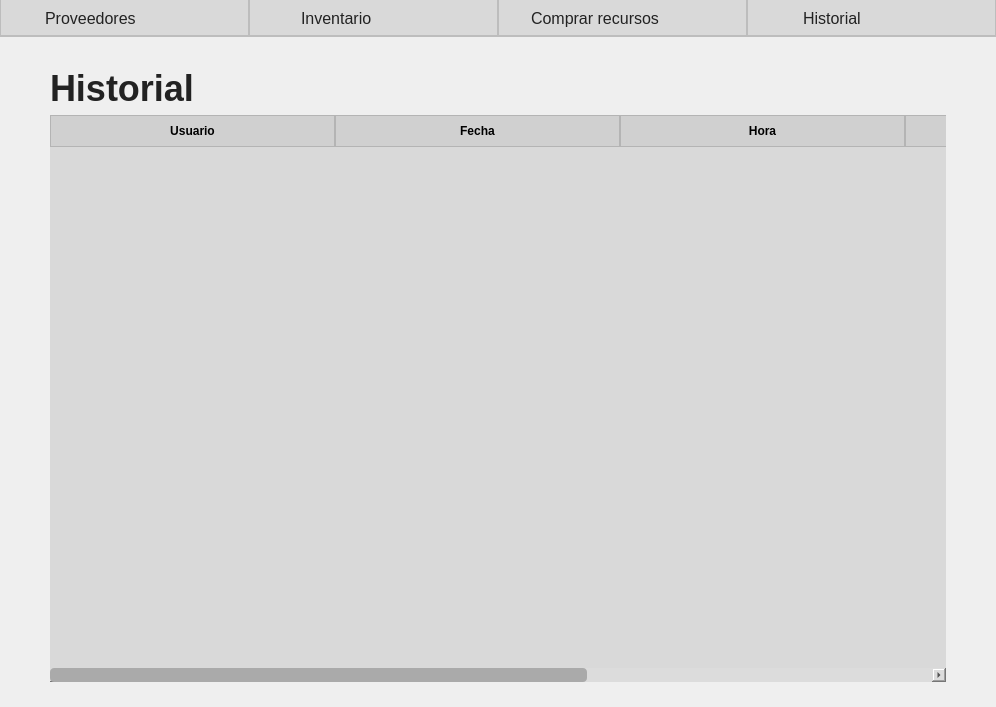
MoralesMortales/SIRCOM, file app/windows/ui/history.ui: the form before one commit.
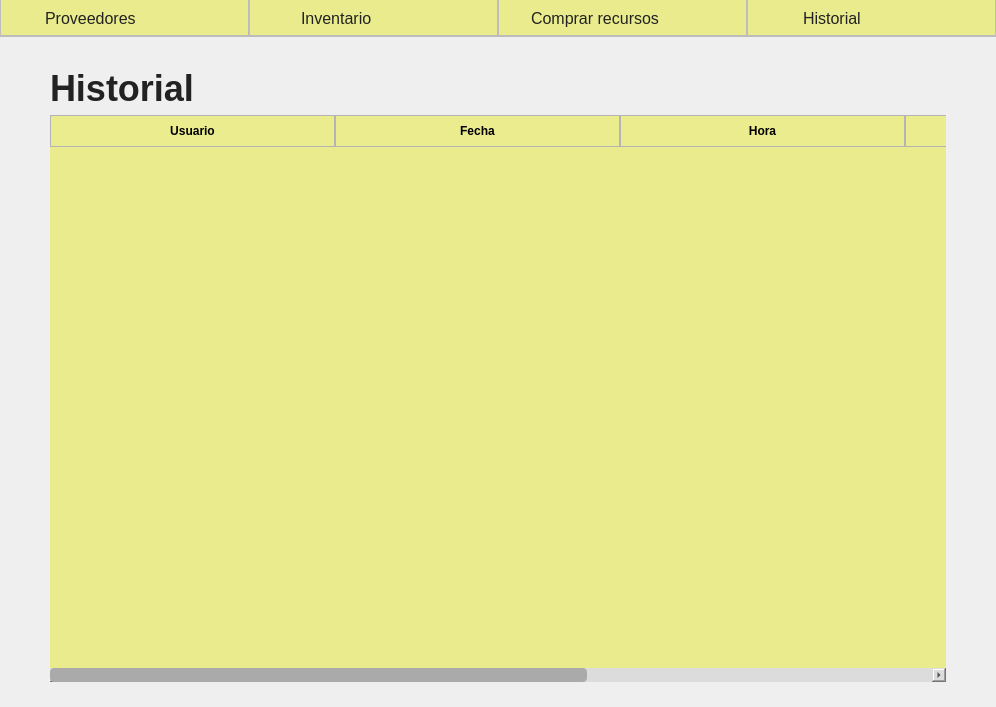
The form after the commit. Icons and pictures are not drawn.

```diff
--- a/app/windows/ui/history.ui
+++ b/app/windows/ui/history.ui
@@ -28,7 +28,7 @@
 }
 
 #menu {
-    background: #D9D9D9;
+    background: #EAEB8C;
     border-bottom: 1.5px solid #bdbdbd;
 }
 
@@ -95,7 +95,7 @@
 
 
 QTableWidget {
-    background: #D9D9D9;
+    background: #EAEB8C;
     gridline-color: #bcbcbc;
     border-radius: 8px;
     font-size: 14px;
@@ -103,7 +103,7 @@
 }
 
 QHeaderView::section {
-    background: #d0d0d0;
+    background: #EBEC8D;
     padding: 6px 4px;
     font-weight: bold;
     border: 1px solid #b4b4b4;
```
